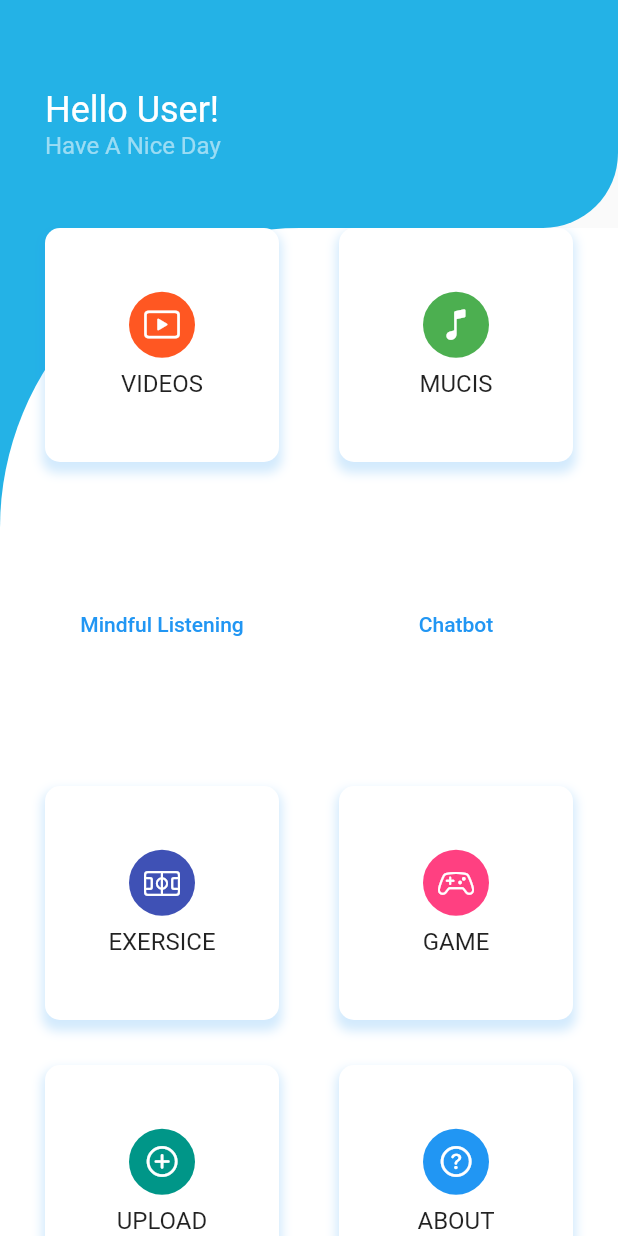
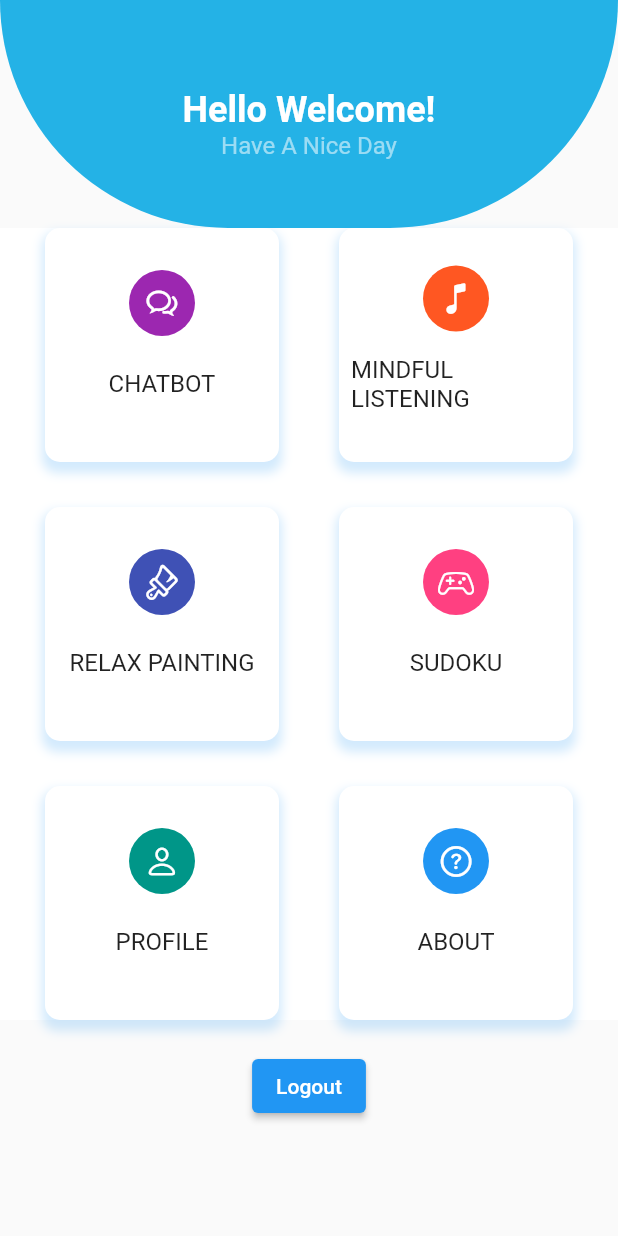
Before and after one commit to thilina321/AI-MeHeMa, a Flutter app: the screen it shows after launch, on a phone screen of 412 x 824 dp. Run offline on Flutter 3.47's test engine with Material 2 defaults, Android fonts, the phone set to English and light mode, and no system bars; our stand-ins replace auto_size_text, firebase_auth, firebase_core, flutter_dotenv, velocity_x; missing offline and left inert: chat_gpt_sdk; accounts and stored records are empty.

Commit message:
UI changed and Button Fixed in Home Screen

```diff
--- a/lib/home.dart
+++ b/lib/home.dart
@@ -25,7 +25,8 @@ class _HomeScreenState extends State<HomeScreen> {
             decoration: BoxDecoration(
               color: Color.fromARGB(255, 36, 178, 230),
               borderRadius: const BorderRadius.only(
-                bottomRight: Radius.circular(50),
+                bottomRight: Radius.circular(200),
+                bottomLeft: Radius.circular(200),
               ),
             ),
             child: Column(
@@ -33,12 +34,17 @@ class _HomeScreenState extends State<HomeScreen> {
                 const SizedBox(height: 50),
                 ListTile(
                   contentPadding: const EdgeInsets.symmetric(horizontal: 30),
-                  title: Text('Hello User!', style: Theme.of(context).textTheme.headlineSmall?.copyWith(
-                      color: Color.fromARGB(255, 255, 255, 255)
-                  )),
-                  subtitle: Text('Have A Nice Day', style: Theme.of(context).textTheme.titleMedium?.copyWith(
+                  title: Center(
+                    child: Text('Hello Welcome!', style: Theme.of(context).textTheme.headlineSmall?.copyWith(
+                      color: Color.fromARGB(255, 255, 255, 255),
+                      fontWeight: FontWeight.bold,
+                    ))
+                  ),
+                  subtitle: Center(
+                    child: Text('Have A Nice Day', style: Theme.of(context).textTheme.titleMedium?.copyWith(
                       color: Colors.white54
-                  )),
+                    ))
+                  ),
                   // trailing: const CircleAvatar(
                   //   radius: 30,
                   //   backgroundImage: AssetImage(''),
@@ -54,9 +60,9 @@ class _HomeScreenState extends State<HomeScreen> {
               padding: const EdgeInsets.symmetric(horizontal: 30),
               decoration: const BoxDecoration(
                 color: Color.fromARGB(255, 255, 255, 255),
-                borderRadius: BorderRadius.only(
-                    topLeft: Radius.circular(200)
-                )
+                // borderRadius: BorderRadius.only(
+                //     topLeft: Radius.circular(200)
+                // )
               ),
               child: GridView.count(
                 shrinkWrap: true,
@@ -65,28 +71,18 @@ class _HomeScreenState extends State<HomeScreen> {
                 crossAxisSpacing: 40,
                 mainAxisSpacing: 30,
                 children: [
-                  itemDashboard('Videos', CupertinoIcons.play_rectangle, Colors.deepOrange),
-                  itemDashboard('Mucis', CupertinoIcons.music_note, Colors.green),
-                  //itemDashboard('Talk to me', CupertinoIcons.person_2, Colors.purple),
-                  //itemDashboard('Chatbot', CupertinoIcons.chat_bubble_2, Colors.brown),
-                  TextButton(
-                    onPressed: () {
-                      Navigator.push(context,
-                      MaterialPageRoute(builder: (context) => SelectListen()));
-                    },
-                    child: const Text('Mindful Listening'),
-                  ),
-                  TextButton(
-                    onPressed: () {
-                      Navigator.push(context,
-                      MaterialPageRoute(builder: (context) => SelectBot()));
-                    },
-                    child: const Text('Chatbot'),
-                  ),
-                  itemDashboard('Exersice', CupertinoIcons.sportscourt, Colors.indigo),
-                  itemDashboard('Game', CupertinoIcons.gamecontroller, Colors.pinkAccent),
-                  itemDashboard('Upload', CupertinoIcons.add_circled, Colors.teal),
-                  itemDashboard('About', CupertinoIcons.question_circle, Colors.blue),
+                  itemDashboard('Chatbot', CupertinoIcons.chat_bubble_2, Colors.purple, () {
+                    Navigator.push(context,
+                    MaterialPageRoute(builder: (context) => const SelectBot()));
+                  }),
+                  itemDashboard('Mindful Listening', CupertinoIcons.music_note, Colors.deepOrange, () {
+                    Navigator.push(context,
+                    MaterialPageRoute(builder: (context) => const SelectListen()));
+                  }),
+                  itemDashboard('Relax Painting', CupertinoIcons.paintbrush, Colors.indigo, () {}),
+                  itemDashboard('Sudoku', CupertinoIcons.gamecontroller, Colors.pinkAccent, () {}),
+                  itemDashboard('Profile', CupertinoIcons.person, Colors.teal, () {}),
+                  itemDashboard('About', CupertinoIcons.question_circle, Colors.blue, () {}),
                 ],
               ),
             ),
@@ -99,7 +95,7 @@ class _HomeScreenState extends State<HomeScreen> {
     );
   }
 
-  itemDashboard(String title, IconData iconData, Color background) => Container(
+  itemDashboard(String title, IconData iconData, Color background, VoidCallback onPressed) => Container(
     decoration: BoxDecoration(
       color: Color.fromARGB(255, 255, 255, 255),
       borderRadius: BorderRadius.circular(10),
@@ -121,10 +117,13 @@ class _HomeScreenState extends State<HomeScreen> {
             color: background,
             shape: BoxShape.circle,
           ),
-          child: Icon(iconData, color: Colors.white)
+          child: Icon(iconData, color: Colors.white),
         ),
         const SizedBox(height: 8),
-        Text(title.toUpperCase(), style: Theme.of(context).textTheme.titleMedium)
+        onPressed == null ? const SizedBox() : TextButton(
+          onPressed: onPressed,
+          child: Text(title.toUpperCase(), style: Theme.of(context).textTheme.titleMedium),
+        ),
       ],
     ),
 
```
